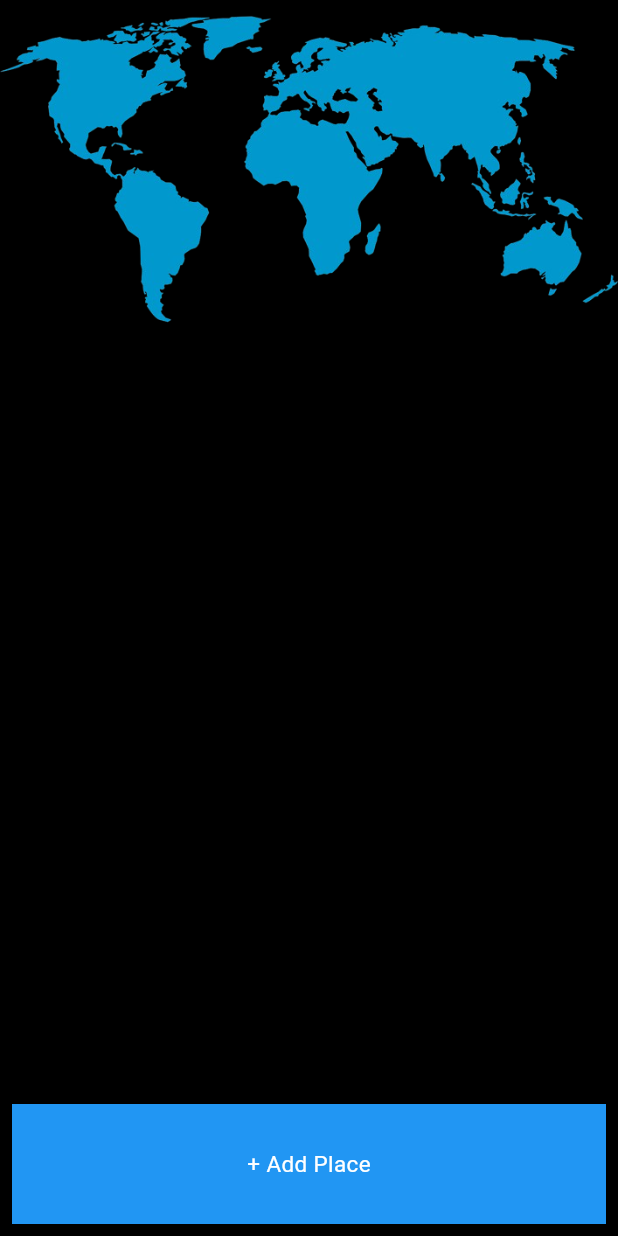
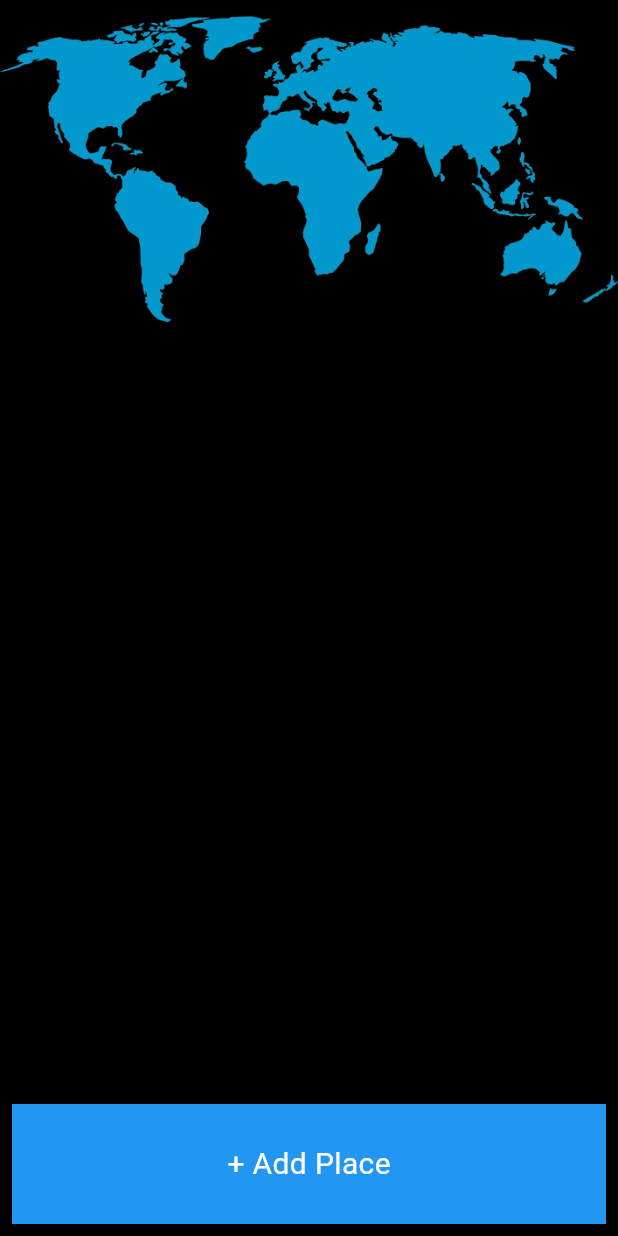
Before and after one commit to priyankarouniyarr/world_clock, a Flutter app: the screen it shows after launch, on a phone screen of 412 x 824 dp. Run offline on Flutter 3.47's test engine with Material 3 defaults, Android fonts, the phone set to English and light mode, and no system bars; our stand-ins replace fluttertoast.

Commit message:
some changes

```diff
--- a/lib/brain.dart
+++ b/lib/brain.dart
@@ -1,5 +1,6 @@
 import 'dart:convert';
 
+import 'package:fluttertoast/fluttertoast.dart';
 import 'package:http/http.dart' as http;
 
 class Brain {
@@ -13,7 +14,8 @@ class Brain {
         data = jsonDecode(response.body);
 
       }else {
-        print(response.statusCode);
+        Fluttertoast.showToast(msg: jsonDecode(response.body));
+
       }
     } catch (e) {
         print(e);
--- a/lib/homepage.dart
+++ b/lib/homepage.dart
@@ -52,7 +52,7 @@ class _MyHomePageState extends State<MyHomePage> {
                 },
                 child: Center(
                     child: Text('+ Add Place',
-                        style: kstyle2.copyWith(fontSize: 15))))),
+                        style: kstyle2.copyWith(fontSize:20))))),
         body: ListView(
           //changed column to listview
           // crossAxisAlignment: CrossAxisAlignment.stretch,
--- a/lib/locations.dart
+++ b/lib/locations.dart
@@ -33,7 +33,9 @@ class _LocationScreenState extends State<LocationScreen> {
     return  Scaffold(
       appBar: AppBar(title:const  Text("Select Location"),),
       body: ListView(
-        children:  buildTile(),
+        children:  buildTile(
+
+        ),
       ),
     );
   }
--- a/pubspec.yaml
+++ b/pubspec.yaml
@@ -37,6 +37,7 @@ dependencies:
   cupertino_icons: ^1.0.2
   http:
   intl: #to formate datetime
+  fluttertoast:
 
 dev_dependencies:
   flutter_test:
```
Also changed, not shown: pubspec.lock, 18 other files.
